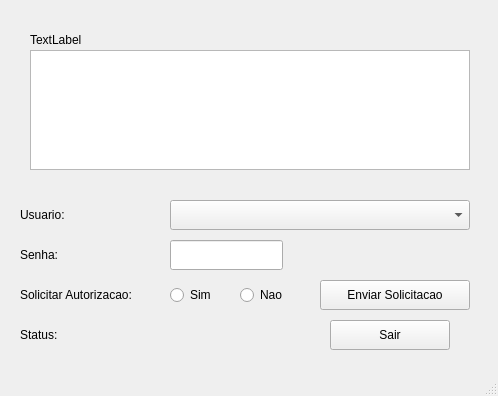
This is telas/hti_autorizacao_senha.ui in htisistema/SISCOM as Qt 5 draws it before an edit. The edited form follows.
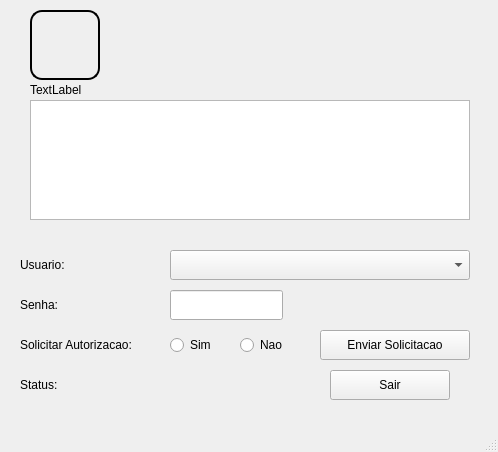
This is the edited form. Icons and pictures are not drawn.

Diff of the .ui file:
```diff
--- a/telas/hti_autorizacao_senha.ui
+++ b/telas/hti_autorizacao_senha.ui
@@ -7,7 +7,7 @@
     <x>0</x>
     <y>0</y>
     <width>498</width>
-    <height>396</height>
+    <height>452</height>
    </rect>
   </property>
   <property name="windowTitle">
@@ -21,7 +21,7 @@
     <property name="geometry">
      <rect>
       <x>20</x>
-      <y>200</y>
+      <y>250</y>
       <width>140</width>
       <height>30</height>
      </rect>
@@ -34,7 +34,7 @@
     <property name="geometry">
      <rect>
       <x>20</x>
-      <y>240</y>
+      <y>290</y>
       <width>140</width>
       <height>30</height>
      </rect>
@@ -47,7 +47,7 @@
     <property name="geometry">
      <rect>
       <x>20</x>
-      <y>280</y>
+      <y>330</y>
       <width>140</width>
       <height>30</height>
      </rect>
@@ -60,7 +60,7 @@
     <property name="geometry">
      <rect>
       <x>170</x>
-      <y>200</y>
+      <y>250</y>
       <width>300</width>
       <height>30</height>
      </rect>
@@ -73,7 +73,7 @@
     <property name="geometry">
      <rect>
       <x>170</x>
-      <y>240</y>
+      <y>290</y>
       <width>113</width>
       <height>30</height>
      </rect>
@@ -89,7 +89,7 @@
     <property name="geometry">
      <rect>
       <x>170</x>
-      <y>280</y>
+      <y>330</y>
       <width>60</width>
       <height>30</height>
      </rect>
@@ -105,7 +105,7 @@
     <property name="geometry">
      <rect>
       <x>240</x>
-      <y>280</y>
+      <y>330</y>
       <width>60</width>
       <height>30</height>
      </rect>
@@ -121,7 +121,7 @@
     <property name="geometry">
      <rect>
       <x>320</x>
-      <y>280</y>
+      <y>330</y>
       <width>150</width>
       <height>30</height>
      </rect>
@@ -137,7 +137,7 @@
     <property name="geometry">
      <rect>
       <x>30</x>
-      <y>50</y>
+      <y>100</y>
       <width>440</width>
       <height>120</height>
      </rect>
@@ -163,7 +163,7 @@
     <property name="geometry">
      <rect>
       <x>20</x>
-      <y>320</y>
+      <y>370</y>
       <width>60</width>
       <height>30</height>
      </rect>
@@ -176,7 +176,7 @@
     <property name="geometry">
      <rect>
       <x>330</x>
-      <y>320</y>
+      <y>370</y>
       <width>120</width>
       <height>30</height>
      </rect>
@@ -192,7 +192,7 @@
     <property name="geometry">
      <rect>
       <x>30</x>
-      <y>30</y>
+      <y>80</y>
       <width>110</width>
       <height>20</height>
      </rect>
@@ -201,6 +201,30 @@
      <string>TextLabel</string>
     </property>
    </widget>
+   <widget class="QLabel" name="empresa">
+    <property name="geometry">
+     <rect>
+      <x>30</x>
+      <y>10</y>
+      <width>70</width>
+      <height>70</height>
+     </rect>
+    </property>
+    <property name="styleSheet">
+     <string notr="true">border-style: Outset;
+border-width: 2px;
+border-radius: 12px;</string>
+    </property>
+    <property name="text">
+     <string/>
+    </property>
+    <property name="pixmap">
+     <pixmap>../../../../Users/Helio/.designer/backup/CADASTRO.png</pixmap>
+    </property>
+    <property name="scaledContents">
+     <bool>true</bool>
+    </property>
+   </widget>
   </widget>
   <widget class="QStatusBar" name="statusbar"/>
  </widget>
```
